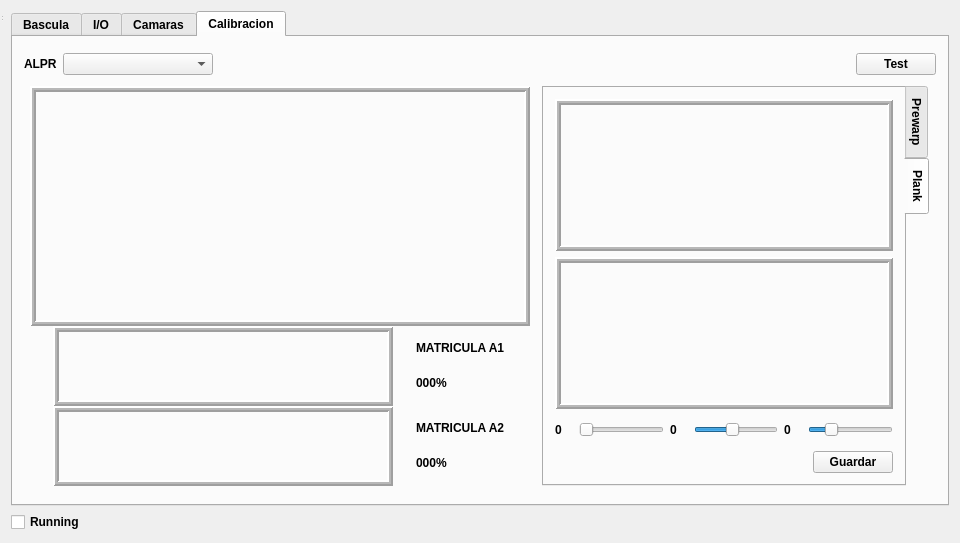
The window that testlib/mainwindow.ui (sunsiz/nQTrucks) describes before a commit, drawn with Qt 5.
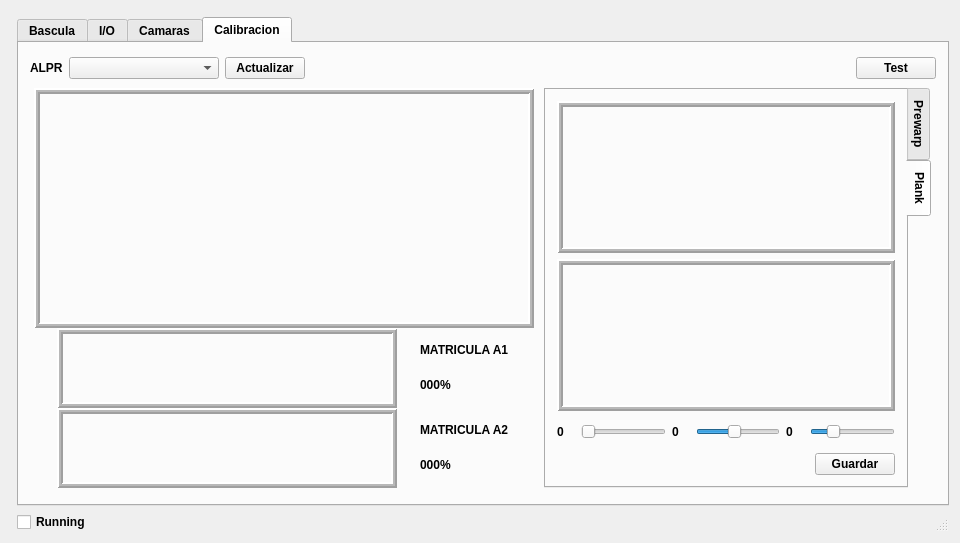
The same window after the commit. The open tabs and pages were chosen to show the change.

The edit to the form file:
```diff
--- a/testlib/mainwindow.ui
+++ b/testlib/mainwindow.ui
@@ -23,7 +23,10 @@
    <string>TEST LIB</string>
   </property>
   <layout class="QGridLayout" name="gridLayout_8">
-   <item row="0" column="0">
+   <item row="0" column="0" rowspan="2" colspan="2">
+    <widget class="QStatusBar" name="statusBar"/>
+   </item>
+   <item row="1" column="1">
     <layout class="QGridLayout" name="gridLayout_9">
      <item row="0" column="0">
       <widget class="QTabWidget" name="configTabWidget">
@@ -708,6 +711,13 @@
              </property>
             </widget>
            </item>
+           <item>
+            <widget class="QPushButton" name="ActualizarCamara">
+             <property name="text">
+              <string>Actualizar</string>
+             </property>
+            </widget>
+           </item>
            <item>
             <spacer name="horizontalSpacer_4">
              <property name="orientation">
@@ -1371,16 +1381,6 @@
     </layout>
    </item>
   </layout>
-  <widget class="QStatusBar" name="statusBar">
-   <property name="geometry">
-    <rect>
-     <x>0</x>
-     <y>0</y>
-     <width>3</width>
-     <height>22</height>
-    </rect>
-   </property>
-  </widget>
  </widget>
  <layoutdefault spacing="6" margin="11"/>
  <resources/>
```
Left out of the diff: 2 changed lines with no effect on the pictures.
